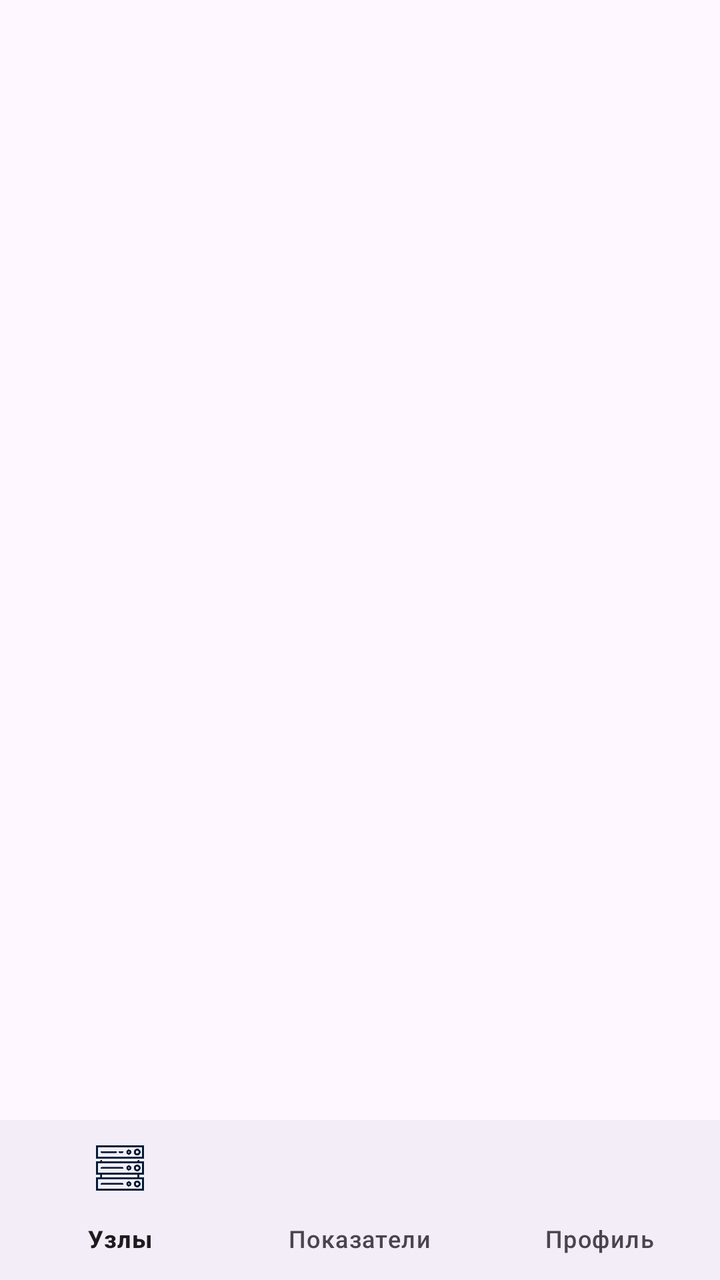
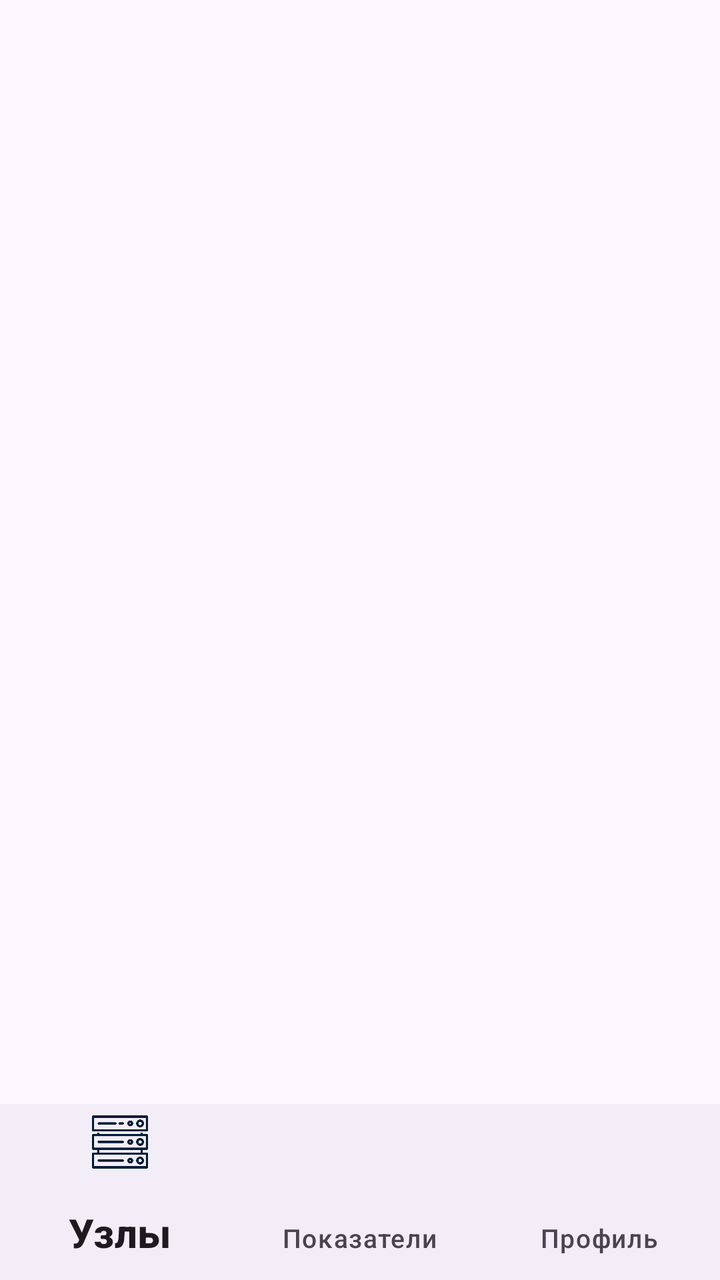

An Android layout rendered at two revisions. The XML below is the earlier revision; the diff shows what the commit changed to produce the second picture.
<!-- AndroidManifest.xml: application theme Theme.LabWatch -->
<!-- res/layout/activity_main.xml -->
<?xml version="1.0" encoding="utf-8"?>
<LinearLayout xmlns:android="http://schemas.android.com/apk/res/android"
    xmlns:app="http://schemas.android.com/apk/res-auto"
    xmlns:tools="http://schemas.android.com/tools"
    android:id="@+id/main"
    android:layout_width="match_parent"
    android:layout_height="match_parent"
    android:orientation="vertical"
    tools:context=".MainActivity">


    <FrameLayout
        android:id="@+id/contentContainer"
        android:layout_width="match_parent"
        android:layout_height="0dp"
        android:layout_weight="1"
        android:padding="16dp">

        <TextView
            android:layout_width="wrap_content"
            android:layout_height="wrap_content"
            android:textSize="24sp" />

    </FrameLayout>

    <com.google.android.material.bottomnavigation.BottomNavigationView
        android:id="@+id/bottomNav"
        android:layout_width="match_parent"
        android:layout_height="wrap_content"
        app:menu="@menu/nav_menu"
        app:labelVisibilityMode="labeled" />

</LinearLayout>
<!-- resources referenced by this layout -->
<resources>
  <style name="Theme.LabWatch" parent="Base.Theme.LabWatch" />
  <style name="Base.Theme.LabWatch" parent="Theme.Material3.DayNight.NoActionBar">
          <item name="colorPrimary">@color/md_primary</item>
          <item name="colorOnPrimary">@color/md_on_primary</item>
          <item name="colorPrimaryContainer">@color/md_primary_container</item>
          <item name="colorOnPrimaryContainer">@color/md_on_primary_container</item>
          <item name="colorSecondaryContainer">@color/md_secondary_container</item>
          <item name="colorOnSecondaryContainer">@color/md_on_secondary_container</item>
      </style>
  <color name="md_primary">#1565C0</color>
  <color name="md_on_primary">#FFFFFF</color>
  <color name="md_primary_container">#D3E4FF</color>
  <color name="md_on_primary_container">#001C38</color>
  <color name="md_secondary_container">#D3E4FF</color>
  <color name="md_on_secondary_container">#001C38</color>
</resources>

<!-- the commit's change to res/layout/activity_main.xml (unified diff, before → after) -->
@@ -7,7 +7,6 @@
     android:layout_height="match_parent"
     android:orientation="vertical"
     tools:context=".MainActivity">
-
 
     <FrameLayout
         android:id="@+id/contentContainer"
@@ -26,8 +25,11 @@
     <com.google.android.material.bottomnavigation.BottomNavigationView
         android:id="@+id/bottomNav"
         android:layout_width="match_parent"
-        android:layout_height="wrap_content"
-        app:menu="@menu/nav_menu"
-        app:labelVisibilityMode="labeled" />
+        android:layout_height="88dp"
+        app:itemIconSize="28dp"
+        app:itemTextAppearanceActive="@style/TextAppearance.LabWatch.BottomNav.Active"
+        app:itemTextAppearanceInactive="@style/TextAppearance.LabWatch.BottomNav.Inactive"
+        app:labelVisibilityMode="labeled"
+        app:menu="@menu/nav_menu" />
 
 </LinearLayout>
<!-- resource entries referenced after the edit -->
@@ -1,5 +1,12 @@
 <!-- resources referenced by this layout -->
 <resources>
+  <style name="TextAppearance.LabWatch.BottomNav.Active" parent="TextAppearance.Material3.LabelLarge">
+          <item name="android:textSize">20sp</item>
+          <item name="android:textStyle">bold</item>
+      </style>
+  <style name="TextAppearance.LabWatch.BottomNav.Inactive" parent="TextAppearance.Material3.LabelMedium">
+          <item name="android:textSize">13sp</item>
+      </style>
   <style name="Theme.LabWatch" parent="Base.Theme.LabWatch" />
   <style name="Base.Theme.LabWatch" parent="Theme.Material3.DayNight.NoActionBar">
           <item name="colorPrimary">@color/md_primary</item>
